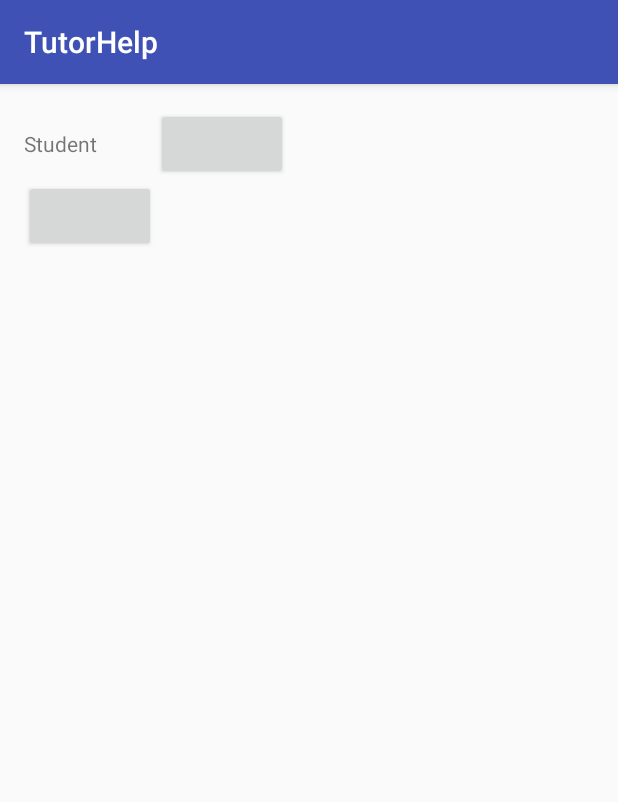
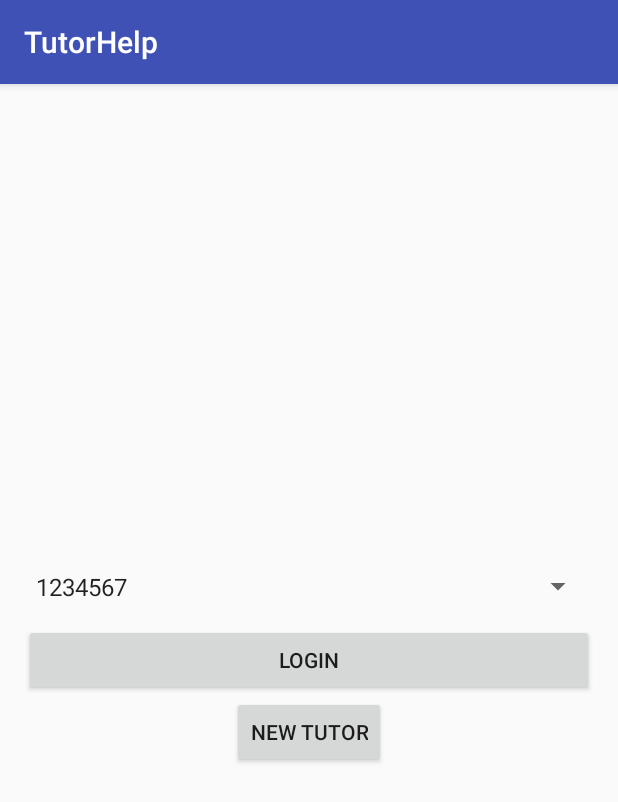
Before and after one commit to amisrs/tutor, an Android app: the screen it shows after launch (MainActivity before the commit, TutorActivity after it), on a phone screen of 412 x 824 dp. Shown: the top 802 px of the screen. Run offline under Robolectric (Android 15) with nearby library versions, the light colour scheme and no system bars.

Commit message:
added tutor/tutorial screens

```diff
--- a/app/build.gradle
+++ b/app/build.gradle
@@ -23,4 +23,5 @@ dependencies {
     compile fileTree(dir: 'libs', include: ['*.jar'])
     testCompile 'junit:junit:4.12'
     compile 'com.android.support:appcompat-v7:24.2.1'
+    compile 'com.android.support:recyclerview-v7:24.2.1'
 }
--- a/app/src/main/AndroidManifest.xml
+++ b/app/src/main/AndroidManifest.xml
@@ -8,13 +8,16 @@
         android:label="@string/app_name"
         android:supportsRtl="true"
         android:theme="@style/AppTheme">
-        <activity android:name=".MainActivity">
+        <activity android:name=".view.AttendanceActivity" />
+        <activity android:name=".view.TutorActivity">
             <intent-filter>
                 <action android:name="android.intent.action.MAIN" />
 
                 <category android:name="android.intent.category.LAUNCHER" />
             </intent-filter>
         </activity>
+        <activity android:name=".view.TutorialListActivity" />
+        <activity android:name=".view.NewTutorActivity"></activity>
     </application>
 
 </manifest>
--- a/app/src/main/java/com/amisrs/gavin/tutorhelp/MainActivity.java
+++ b/app/src/main/java/com/amisrs/gavin/tutorhelp/view/AttendanceActivity.java
@@ -1,17 +1,20 @@
-package com.amisrs.gavin.tutorhelp;
+package com.amisrs.gavin.tutorhelp.view;
 
 import android.database.sqlite.SQLiteDatabase;
 import android.net.Uri;
 import android.support.v7.app.AppCompatActivity;
 import android.os.Bundle;
 
-public class MainActivity extends AppCompatActivity implements TableFragment.OnFragmentInteractionListener{
-    private static final String TAG = "MainActivity";
+import com.amisrs.gavin.tutorhelp.DBHelper;
+import com.amisrs.gavin.tutorhelp.R;
+
+public class AttendanceActivity extends AppCompatActivity implements TableFragment.OnFragmentInteractionListener {
+    private static final String TAG = "AttendanceActivity";
 
     @Override
     protected void onCreate(Bundle savedInstanceState) {
         super.onCreate(savedInstanceState);
-        setContentView(R.layout.activity_main);
+        setContentView(R.layout.activity_attendance);
 
 
         DBHelper dbHelper = new DBHelper(this);
--- a/app/src/main/java/com/amisrs/gavin/tutorhelp/StudentWeekSquare.java
+++ b/app/src/main/java/com/amisrs/gavin/tutorhelp/view/StudentWeekSquare.java
@@ -1,4 +1,4 @@
-package com.amisrs.gavin.tutorhelp;
+package com.amisrs.gavin.tutorhelp.view;
 
 import android.content.Context;
 import android.content.res.TypedArray;
@@ -9,6 +9,8 @@ import android.graphics.drawable.Drawable;
 import android.text.TextPaint;
 import android.util.AttributeSet;
 import android.view.View;
+
+import com.amisrs.gavin.tutorhelp.R;
 
 /**
  * TODO: document your custom view class.
--- a/app/src/main/java/com/amisrs/gavin/tutorhelp/TableFragment.java
+++ b/app/src/main/java/com/amisrs/gavin/tutorhelp/view/TableFragment.java
@@ -1,4 +1,4 @@
-package com.amisrs.gavin.tutorhelp;
+package com.amisrs.gavin.tutorhelp.view;
 
 import android.content.Context;
 import android.net.Uri;
@@ -9,6 +9,8 @@ import android.view.View;
 import android.view.ViewGroup;
 import android.widget.FrameLayout;
 import android.widget.TableLayout;
+
+import com.amisrs.gavin.tutorhelp.R;
 
 
 /**
--- a/app/src/main/java/com/amisrs/gavin/tutorhelp/TableHelper.java
+++ b/app/src/main/java/com/amisrs/gavin/tutorhelp/view/TableHelper.java
@@ -1,4 +1,4 @@
-package com.amisrs.gavin.tutorhelp;
+package com.amisrs.gavin.tutorhelp.view;
 
 import android.content.Context;
 import android.graphics.Color;
@@ -8,6 +8,8 @@ import android.widget.Button;
 import android.widget.TableLayout;
 import android.widget.TableRow;
 import android.widget.TextView;
+
+import com.amisrs.gavin.tutorhelp.R;
 
 /**
  * Created by Gavin on 11/10/2016.
--- /dev/null
+++ b/app/src/main/java/com/amisrs/gavin/tutorhelp/view/TutorActivity.java
@@ -0,0 +1,68 @@
+package com.amisrs.gavin.tutorhelp.view;
+
+import android.content.Intent;
+import android.support.v7.app.AlertDialog;
+import android.support.v7.app.AppCompatActivity;
+import android.os.Bundle;
+import android.util.Log;
+import android.view.View;
+import android.widget.ArrayAdapter;
+import android.widget.Button;
+import android.widget.Spinner;
+
+import com.amisrs.gavin.tutorhelp.R;
+
+import java.util.ArrayList;
+
+public class TutorActivity extends AppCompatActivity {
+    private static final String TAG = "TutorActivity";
+    Spinner tutorSpinner;
+    Button loginButton;
+    Button newButton;
+
+    @Override
+    protected void onCreate(Bundle savedInstanceState) {
+        super.onCreate(savedInstanceState);
+        setContentView(R.layout.activity_tutor);
+        tutorSpinner = (Spinner)findViewById(R.id.sp_tutor);
+        loginButton = (Button)findViewById(R.id.btn_login);
+        newButton = (Button)findViewById(R.id.btn_newTutor);
+
+        loginButton.setOnClickListener(new View.OnClickListener() {
+            @Override
+            public void onClick(View view) {
+                login();
+            }
+        });
+
+        newButton.setOnClickListener(new View.OnClickListener() {
+            @Override
+            public void onClick(View view) {
+                createNewTutor();
+            }
+        });
+
+        //might use EditText + password
+        ArrayList<Integer> tutorList = new ArrayList<>();
+        tutorList.add(1234567);
+        tutorList.add(9876543);
+
+        ArrayAdapter<Integer> tutorSpinnerAdapter = new ArrayAdapter<Integer>(this, android.R.layout.simple_spinner_item, tutorList);
+        tutorSpinner.setAdapter(tutorSpinnerAdapter);
+    }
+
+    public void login() {
+        int tutorZID = Integer.parseInt(tutorSpinner.getSelectedItem().toString());
+        Log.d(TAG, "Login button pressed. Logging in with: " + tutorZID);
+
+        //go to TutorialListActivity with the tutorID
+        Intent intent = new Intent(this, TutorialListActivity.class);
+        intent.putExtra("zid", tutorZID);
+        startActivity(intent);
+    }
+
+    public void createNewTutor() {
+        Intent intent = new Intent(this, NewTutorActivity.class);
+        startActivity(intent);
+    }
+}
--- a/app/src/main/res/layout/activity_main.xml
+++ b/app/src/main/res/layout/activity_attendance.xml
@@ -7,9 +7,9 @@
     android:paddingLeft="@dimen/activity_horizontal_margin"
     android:paddingRight="@dimen/activity_horizontal_margin"
     android:paddingTop="@dimen/activity_vertical_margin"
-    tools:context="com.amisrs.gavin.tutorhelp.MainActivity">
+    tools:context=".view.AttendanceActivity">
     <fragment
-        android:name="com.amisrs.gavin.tutorhelp.TableFragment"
+        android:name="com.amisrs.gavin.tutorhelp.view.TableFragment"
         android:id="@+id/f_table"
         android:layout_width="match_parent"
         android:layout_height="match_parent"
--- /dev/null
+++ b/app/src/main/res/layout/activity_tutor.xml
@@ -0,0 +1,35 @@
+<?xml version="1.0" encoding="utf-8"?>
+<RelativeLayout xmlns:android="http://schemas.android.com/apk/res/android"
+    xmlns:tools="http://schemas.android.com/tools"
+    android:layout_width="match_parent"
+    android:layout_height="match_parent"
+    android:paddingBottom="@dimen/activity_vertical_margin"
+    android:paddingLeft="@dimen/activity_horizontal_margin"
+    android:paddingRight="@dimen/activity_horizontal_margin"
+    android:paddingTop="@dimen/activity_vertical_margin"
+    tools:context=".view.TutorActivity">
+
+
+    <Button
+        android:id="@+id/btn_login"
+        android:layout_width="match_parent"
+        android:layout_height="wrap_content"
+        android:layout_centerVertical="true"
+        android:text="@string/login"/>
+    <Spinner
+        android:id="@+id/sp_tutor"
+        android:layout_width="match_parent"
+        android:layout_height="50dp"
+        android:layout_above="@id/btn_login">
+
+    </Spinner>
+
+    <Button
+        android:id="@+id/btn_newTutor"
+        android:layout_width="wrap_content"
+        android:layout_height="wrap_content"
+        android:layout_below="@id/btn_login"
+        android:layout_centerHorizontal="true"
+        android:text="@string/newTutor"/>
+
+</RelativeLayout>
--- a/app/src/main/res/layout/fragment_table.xml
+++ b/app/src/main/res/layout/fragment_table.xml
@@ -3,7 +3,7 @@
     android:id="@+id/fl_main"
     android:layout_width="match_parent"
     android:layout_height="match_parent"
-    tools:context="com.amisrs.gavin.tutorhelp.TableFragment">
+    tools:context=".view.TableFragment">
 
     <!-- TODO: Update blank fragment layout -->
 
--- a/app/src/main/res/layout/sample_student_week_square.xml
+++ b/app/src/main/res/layout/sample_student_week_square.xml
@@ -3,7 +3,7 @@
     android:layout_width="match_parent"
     android:layout_height="match_parent">
 
-    <com.amisrs.gavin.tutorhelp.StudentWeekSquare
+    <com.amisrs.gavin.tutorhelp.view.StudentWeekSquare
         android:layout_width="300dp"
         android:layout_height="300dp"
         android:background="#ccc"
```
Also changed, not shown: app/src/main/java/com/amisrs/gavin/tutorhelp/controller/TutorialListAdapter.java (added, +64 -0 lines), app/src/main/java/com/amisrs/gavin/tutorhelp/model/Tutorial.java (added, +78 -0 lines), app/src/main/java/com/amisrs/gavin/tutorhelp/view/NewTutorActivity.java (added, +61 -0 lines), app/src/main/java/com/amisrs/gavin/tutorhelp/view/TutorialListActivity.java (added, +35 -0 lines), app/src/main/res/layout/activity_new_tutor.xml (added, +46 -0 lines), app/src/main/res/layout/activity_tutorial_list.xml (added, +30 -0 lines), app/src/main/res/layout/layout_tutorial_listitem.xml (added, +29 -0 lines), app/src/main/res/values/strings.xml (+19 -0 lines).
